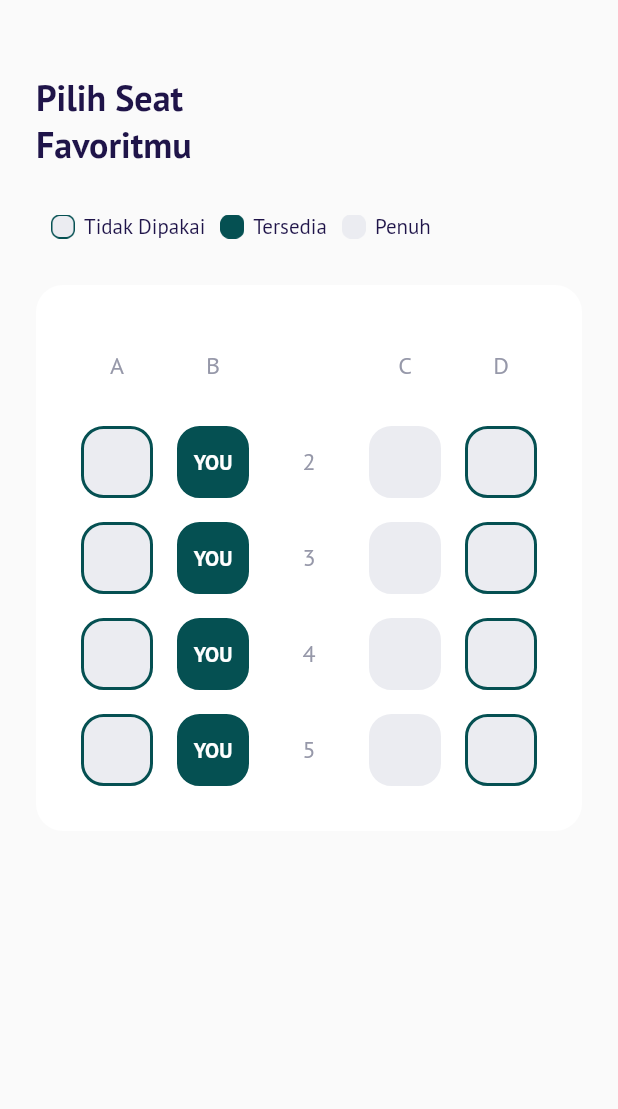
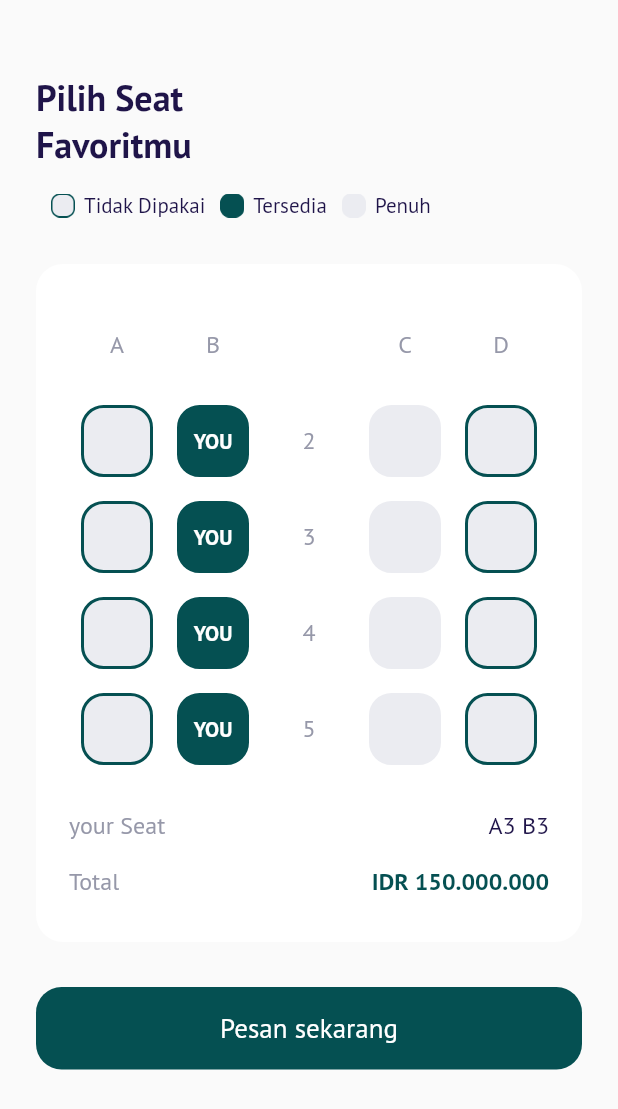
Before and after one commit to fredibagus12/terbangin-apps, a Flutter app: the ChooseSeatPage screen opened directly, on a phone screen of 412 x 824 dp. Shown: the top 1109 px of the screen. Run offline on Flutter 3.47's test engine with Material 2 defaults, Android fonts, the phone set to English and light mode, and no system bars; our stand-ins replace google_fonts.

Commit message:
Choose Seat Page - Price & Button

```diff
--- a/terbangin/lib/ui/pages/choose_seat_page.dart
+++ b/terbangin/lib/ui/pages/choose_seat_page.dart
@@ -3,6 +3,7 @@
 import 'package:flutter/material.dart';
 import 'package:flutter/rendering.dart';
 import 'package:terbangin/shared/theme.dart';
+import 'package:terbangin/ui/widget/custom_button.dart';
 import 'package:terbangin/ui/widget/seat_item.dart';
 
 class ChooseSeatPage extends StatelessWidget {
@@ -26,7 +27,7 @@ class ChooseSeatPage extends StatelessWidget {
 
     Widget seatStatus() {
       return Container(
-        margin: const EdgeInsets.only(top: 30),
+        margin: const EdgeInsets.only(top: 16),
         child: Row(
           children: [
             Container(
@@ -262,9 +263,63 @@ class ChooseSeatPage extends StatelessWidget {
                 ],
               ),
             ),
+
+            // ignore: avoid_unnecessary_containers
+            Container(
+              margin: const EdgeInsets.only(top: 30),
+              child: Row(
+                mainAxisAlignment: MainAxisAlignment.spaceBetween,
+                children: [
+                  Text(
+                    'your Seat',
+                    style: greyTextStyle.copyWith(
+                      fontSize: 16,
+                    ),
+                  ),
+                  Text(
+                    'A3 B3',
+                    style: blackTextStyle.copyWith(
+                      fontSize: 16,
+                    ),
+                  ),
+                ],
+              ),
+            ),
+            Container(
+              margin: const EdgeInsets.only(top: 16),
+              child: Row(
+                mainAxisAlignment: MainAxisAlignment.spaceBetween,
+                children: [
+                  Text(
+                    'Total',
+                    style: greyTextStyle.copyWith(
+                      fontSize: 16,
+                    ),
+                  ),
+                  Text(
+                    'IDR 150.000.000',
+                    style: primaryTextStyle.copyWith(
+                      fontSize: 16,
+                      fontWeight: semiBold,
+                    ),
+                  ),
+                ],
+              ),
+            ),
+            // ignore: avoid_unnecessary_containers
           ],
         ),
       );
+    }
+
+    Widget checkoutButton() {
+      return CustomButton(
+          title: 'Pesan sekarang',
+          onPressed: () {},
+          margin: const EdgeInsets.only(
+            top: 30,
+            bottom: 46,
+          ));
     }
 
     return Scaffold(
@@ -278,6 +333,7 @@ class ChooseSeatPage extends StatelessWidget {
           title(),
           seatStatus(),
           selectSeat(),
+          checkoutButton(),
         ],
       ),
     );
```
